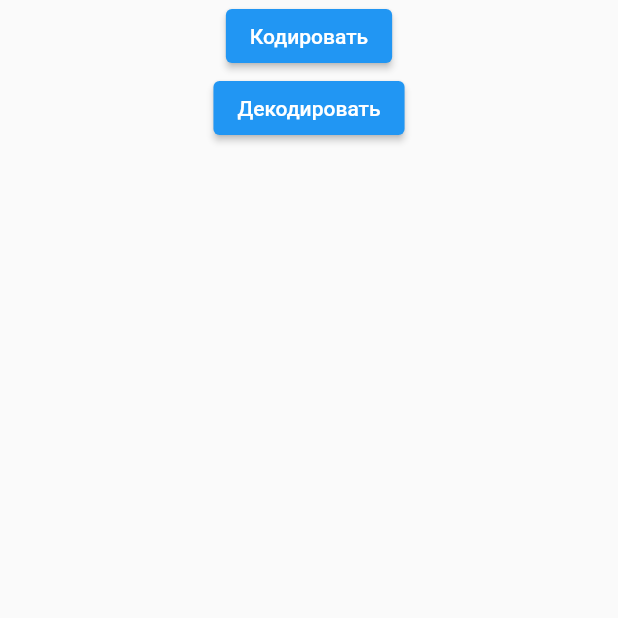
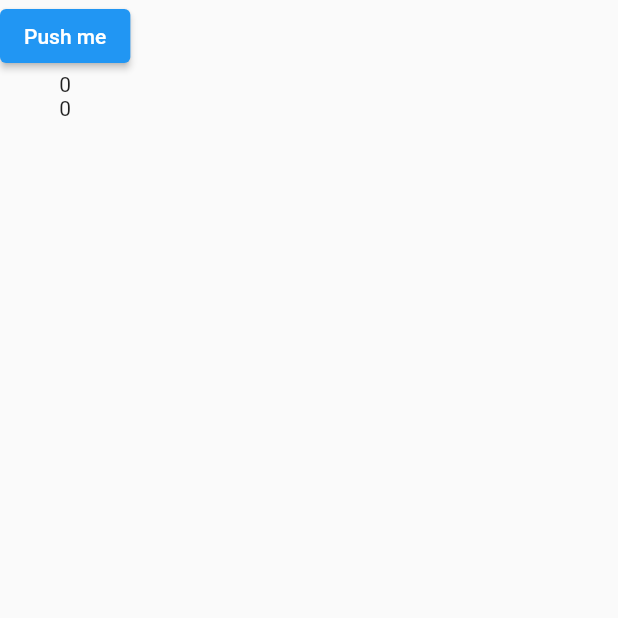
Before and after one commit to IgorFedoseev/theMovieDB, a Flutter app: the screen it shows after launch, after a tap on "Sign in", on a phone screen of 412 x 824 dp, the top half of it. Run offline on Flutter 3.47's test engine with Material 2 defaults, Android fonts, the phone set to English and light mode, and no system bars.

Commit message:
inherited init

```diff
--- /dev/null
+++ b/lib/lessons_examples/inherited_widget_lesson/inherited_example.dart
@@ -0,0 +1,78 @@
+import 'package:flutter/material.dart';
+
+class InheritedExample extends StatelessWidget {
+  const InheritedExample({Key? key}) : super(key: key);
+
+  @override
+  Widget build(BuildContext context) {
+    return Scaffold(
+      body: SafeArea(
+        child: DataOwnerStateful(),
+      ),
+    );
+  }
+}
+
+class DataOwnerStateful extends StatefulWidget {
+  const DataOwnerStateful({Key? key}) : super(key: key);
+
+  @override
+  _DataOwnerStatefulState createState() => _DataOwnerStatefulState();
+}
+
+class _DataOwnerStatefulState extends State<DataOwnerStateful> {
+  var _value = 0;
+
+  void _increment() {
+    _value += 1;
+    setState(() {});
+  }
+
+  @override
+  Widget build(BuildContext context) {
+    return Column(
+      crossAxisAlignment: CrossAxisAlignment.center,
+      children: [
+        ElevatedButton(
+          onPressed: _increment,
+          child: const Text('Push me'),
+        ),
+        DataComsumerStateless(),
+      ],
+    );
+  }
+}
+
+class DataComsumerStateless extends StatelessWidget {
+  const DataComsumerStateless({Key? key}) : super(key: key);
+
+  @override
+  Widget build(BuildContext context) {
+    final value =
+        context.findAncestorStateOfType<_DataOwnerStatefulState>()?._value ?? 0;
+    return Container(
+      child: Column(
+        crossAxisAlignment: CrossAxisAlignment.center,
+        children: [
+          Text('$value'),
+          DataConsumerStateful(),
+        ],
+      ),
+    );
+  }
+}
+
+class DataConsumerStateful extends StatefulWidget {
+  const DataConsumerStateful({Key? key}) : super(key: key);
+
+  @override
+  _DataConsumerStatefulState createState() => _DataConsumerStatefulState();
+}
+
+class _DataConsumerStatefulState extends State<DataConsumerStateful> {
+  @override
+  Widget build(BuildContext context) {
+    final value = context.findAncestorStateOfType<_DataOwnerStatefulState>()?._value ?? 0;
+    return Text('$value');
+  }
+}
--- a/lib/main.dart
+++ b/lib/main.dart
@@ -1,4 +1,5 @@
 import 'package:flutter/material.dart';
+import 'package:lazyload_flutter_course/lessons_examples/inherited_widget_lesson/inherited_example.dart';
 import 'package:lazyload_flutter_course/lessons_examples/json_lesson/json_main_example.dart';
 import 'package:lazyload_flutter_course/widgets/sign_in_page/sign_in_widget.dart';
 
@@ -29,7 +30,7 @@ class AppMovie extends StatelessWidget {
       routes: {
         '/sign_in': (context) => const SignInWidget(),
         '/main_screen': (context) =>
-            const JsonMainExample(), //MainScreenWidget(), JsonMainExample()
+            const InheritedExample(), //MainScreenWidget(), JsonMainExample()
         '/main_screen/movie_details': (context) {
           final argument = ModalRoute.of(context)?.settings.arguments;
           if (argument is int) {
```
